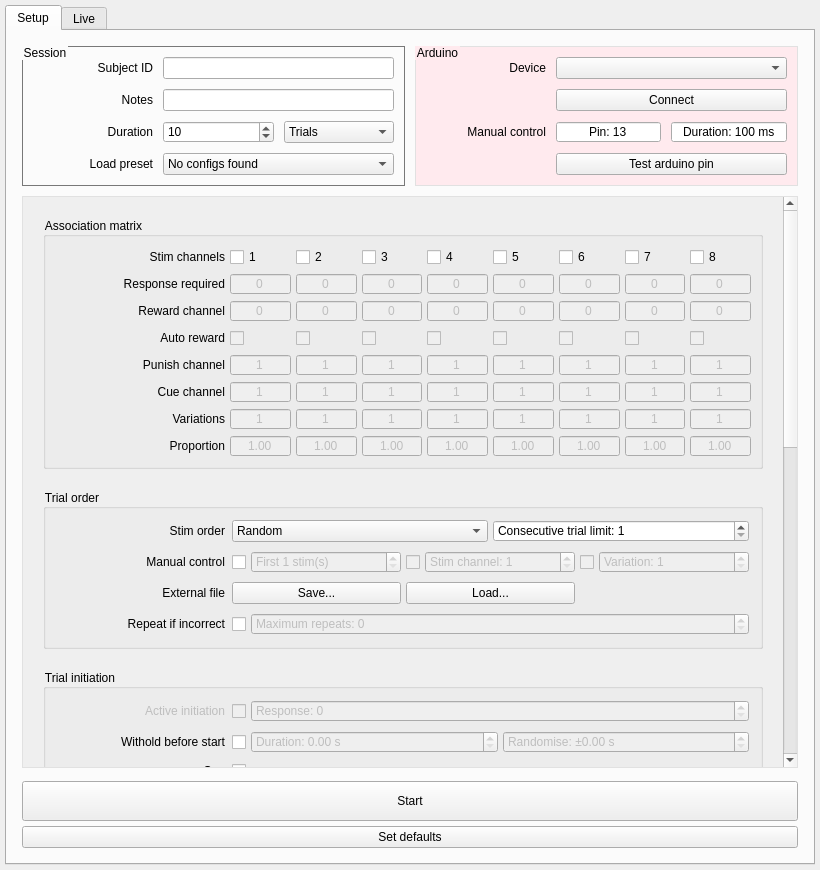
Old version of the form GUI/GUI.ui in the repository llerussell/PyBehaviour.
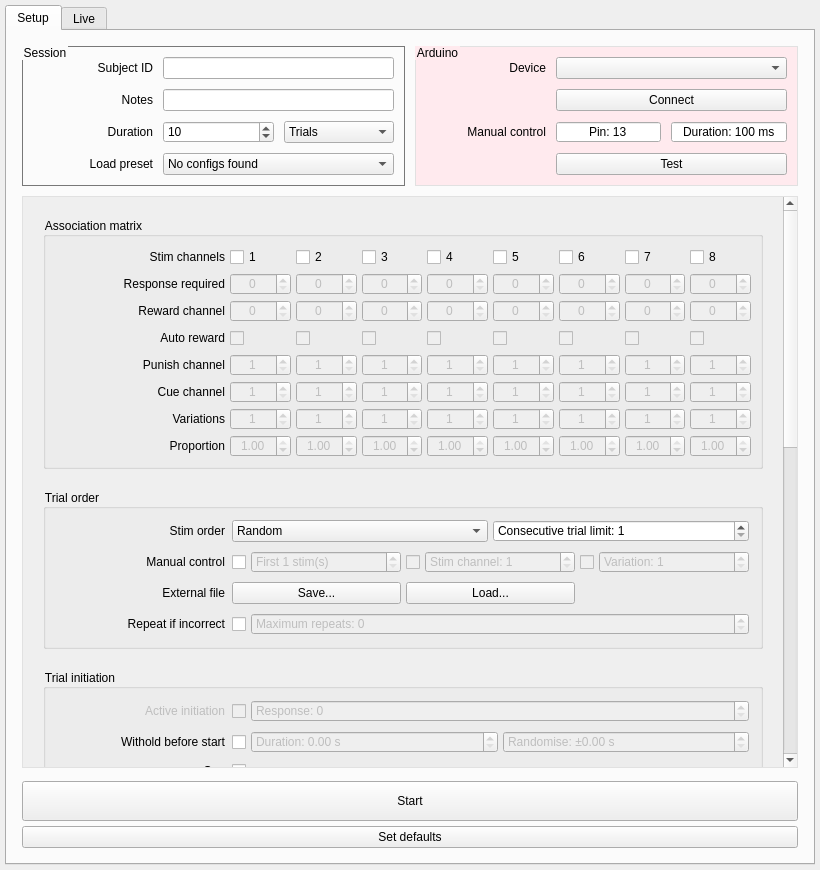
New version of the form.

```diff
--- a/GUI/GUI.ui
+++ b/GUI/GUI.ui
@@ -298,7 +298,7 @@
                   <enum>Qt::StrongFocus</enum>
                  </property>
                  <property name="text">
-                  <string>Test arduino pin</string>
+                  <string>Test</string>
                  </property>
                 </widget>
                </item>
@@ -836,9 +836,9 @@
                   <property name="geometry">
                    <rect>
                     <x>0</x>
-                    <y>-569</y>
+                    <y>0</y>
                     <width>737</width>
-                    <height>1234</height>
+                    <height>1212</height>
                    </rect>
                   </property>
                   <property name="sizePolicy">
@@ -982,7 +982,7 @@
                              <set>Qt::AlignCenter</set>
                             </property>
                             <property name="buttonSymbols">
-                             <enum>QAbstractSpinBox::NoButtons</enum>
+                             <enum>QAbstractSpinBox::UpDownArrows</enum>
                             </property>
                             <property name="maximum">
                              <double>1.000000000000000</double>
@@ -1024,7 +1024,7 @@
                              <set>Qt::AlignCenter</set>
                             </property>
                             <property name="buttonSymbols">
-                             <enum>QAbstractSpinBox::NoButtons</enum>
+                             <enum>QAbstractSpinBox::UpDownArrows</enum>
                             </property>
                             <property name="minimum">
                              <number>1</number>
@@ -1060,7 +1060,7 @@
                              <set>Qt::AlignCenter</set>
                             </property>
                             <property name="buttonSymbols">
-                             <enum>QAbstractSpinBox::NoButtons</enum>
+                             <enum>QAbstractSpinBox::UpDownArrows</enum>
                             </property>
                            </widget>
                           </item>
@@ -1093,7 +1093,7 @@
                              <set>Qt::AlignCenter</set>
                             </property>
                             <property name="buttonSymbols">
-                             <enum>QAbstractSpinBox::NoButtons</enum>
+                             <enum>QAbstractSpinBox::UpDownArrows</enum>
                             </property>
                             <property name="minimum">
                              <number>1</number>
@@ -1129,7 +1129,7 @@
                              <set>Qt::AlignCenter</set>
                             </property>
                             <property name="buttonSymbols">
-                             <enum>QAbstractSpinBox::NoButtons</enum>
+                             <enum>QAbstractSpinBox::UpDownArrows</enum>
                             </property>
                             <property name="minimum">
                              <number>1</number>
@@ -1195,7 +1195,7 @@
                              <set>Qt::AlignCenter</set>
                             </property>
                             <property name="buttonSymbols">
-                             <enum>QAbstractSpinBox::NoButtons</enum>
+                             <enum>QAbstractSpinBox::UpDownArrows</enum>
                             </property>
                            </widget>
                           </item>
@@ -1225,7 +1225,7 @@
                              <set>Qt::AlignCenter</set>
                             </property>
                             <property name="buttonSymbols">
-                             <enum>QAbstractSpinBox::NoButtons</enum>
+                             <enum>QAbstractSpinBox::UpDownArrows</enum>
                             </property>
                             <property name="minimum">
                              <number>0</number>
@@ -1261,7 +1261,7 @@
                              <set>Qt::AlignCenter</set>
                             </property>
                             <property name="buttonSymbols">
-                             <enum>QAbstractSpinBox::NoButtons</enum>
+                             <enum>QAbstractSpinBox::UpDownArrows</enum>
                             </property>
                             <property name="minimum">
                              <number>0</number>
@@ -1297,7 +1297,7 @@
                              <set>Qt::AlignCenter</set>
                             </property>
                             <property name="buttonSymbols">
-                             <enum>QAbstractSpinBox::NoButtons</enum>
+                             <enum>QAbstractSpinBox::UpDownArrows</enum>
                             </property>
                             <property name="minimum">
                              <number>0</number>
@@ -1336,7 +1336,7 @@
                              <set>Qt::AlignCenter</set>
                             </property>
                             <property name="buttonSymbols">
-                             <enum>QAbstractSpinBox::NoButtons</enum>
+                             <enum>QAbstractSpinBox::UpDownArrows</enum>
                             </property>
                             <property name="maximum">
                              <double>1.000000000000000</double>
@@ -1375,7 +1375,7 @@
                              <set>Qt::AlignCenter</set>
                             </property>
                             <property name="buttonSymbols">
-                             <enum>QAbstractSpinBox::NoButtons</enum>
+                             <enum>QAbstractSpinBox::UpDownArrows</enum>
                             </property>
                             <property name="minimum">
                              <number>0</number>
@@ -1414,7 +1414,7 @@
                              <set>Qt::AlignCenter</set>
                             </property>
                             <property name="buttonSymbols">
-                             <enum>QAbstractSpinBox::NoButtons</enum>
+                             <enum>QAbstractSpinBox::UpDownArrows</enum>
                             </property>
                             <property name="minimum">
                              <number>1</number>
@@ -1450,7 +1450,7 @@
                              <set>Qt::AlignCenter</set>
                             </property>
                             <property name="buttonSymbols">
-                             <enum>QAbstractSpinBox::NoButtons</enum>
+                             <enum>QAbstractSpinBox::UpDownArrows</enum>
                             </property>
                             <property name="minimum">
                              <number>1</number>
@@ -1486,7 +1486,7 @@
                              <set>Qt::AlignCenter</set>
                             </property>
                             <property name="buttonSymbols">
-                             <enum>QAbstractSpinBox::NoButtons</enum>
+                             <enum>QAbstractSpinBox::UpDownArrows</enum>
                             </property>
                             <property name="maximum">
                              <double>1.000000000000000</double>
@@ -1528,7 +1528,7 @@
                              <set>Qt::AlignCenter</set>
                             </property>
                             <property name="buttonSymbols">
-                             <enum>QAbstractSpinBox::NoButtons</enum>
+                             <enum>QAbstractSpinBox::UpDownArrows</enum>
                             </property>
                             <property name="minimum">
                              <number>1</number>
@@ -1564,7 +1564,7 @@
                              <set>Qt::AlignCenter</set>
                             </property>
                             <property name="buttonSymbols">
-                             <enum>QAbstractSpinBox::NoButtons</enum>
+                             <enum>QAbstractSpinBox::UpDownArrows</enum>
                             </property>
                             <property name="minimum">
                              <number>1</number>
@@ -1600,7 +1600,7 @@
                              <set>Qt::AlignCenter</set>
                             </property>
                             <property name="buttonSymbols">
-                             <enum>QAbstractSpinBox::NoButtons</enum>
+                             <enum>QAbstractSpinBox::UpDownArrows</enum>
                             </property>
                             <property name="minimum">
                              <number>1</number>
@@ -1690,7 +1690,7 @@
                              <set>Qt::AlignCenter</set>
                             </property>
                             <property name="buttonSymbols">
-                             <enum>QAbstractSpinBox::NoButtons</enum>
+                             <enum>QAbstractSpinBox::UpDownArrows</enum>
                             </property>
                            </widget>
                           </item>
@@ -1720,7 +1720,7 @@
                              <set>Qt::AlignCenter</set>
                             </property>
                             <property name="buttonSymbols">
-                             <enum>QAbstractSpinBox::NoButtons</enum>
+                             <enum>QAbstractSpinBox::UpDownArrows</enum>
                             </property>
                             <property name="minimum">
                              <number>0</number>
@@ -1759,7 +1759,7 @@
                              <set>Qt::AlignCenter</set>
                             </property>
                             <property name="buttonSymbols">
-                             <enum>QAbstractSpinBox::NoButtons</enum>
+                             <enum>QAbstractSpinBox::UpDownArrows</enum>
                             </property>
                             <property name="minimum">
                              <number>1</number>
@@ -1822,7 +1822,7 @@
                              <set>Qt::AlignCenter</set>
                             </property>
                             <property name="buttonSymbols">
-                             <enum>QAbstractSpinBox::NoButtons</enum>
+                             <enum>QAbstractSpinBox::UpDownArrows</enum>
                             </property>
                             <property name="maximum">
                              <double>1.000000000000000</double>
@@ -1861,7 +1861,7 @@
                              <set>Qt::AlignCenter</set>
                             </property>
                             <property name="buttonSymbols">
-                             <enum>QAbstractSpinBox::NoButtons</enum>
+                             <enum>QAbstractSpinBox::UpDownArrows</enum>
                             </property>
                             <property name="minimum">
                              <number>0</number>
@@ -1900,7 +1900,7 @@
                              <set>Qt::AlignCenter</set>
                             </property>
                             <property name="buttonSymbols">
-                             <enum>QAbstractSpinBox::NoButtons</enum>
+                             <enum>QAbstractSpinBox::UpDownArrows</enum>
                             </property>
                             <property name="minimum">
                              <number>1</number>
@@ -1936,7 +1936,7 @@
                              <set>Qt::AlignCenter</set>
                             </property>
                             <property name="buttonSymbols">
-                             <enum>QAbstractSpinBox::NoButtons</enum>
+                             <enum>QAbstractSpinBox::UpDownArrows</enum>
                             </property>
                             <property name="minimum">
                              <number>1</number>
@@ -2029,7 +2029,7 @@
                              <set>Qt::AlignCenter</set>
                             </property>
                             <property name="buttonSymbols">
-                             <enum>QAbstractSpinBox::NoButtons</enum>
+                             <enum>QAbstractSpinBox::UpDownArrows</enum>
                             </property>
                             <property name="minimum">
                              <number>1</number>
@@ -2065,7 +2065,7 @@
                              <set>Qt::AlignCenter</set>
                             </property>
                             <property name="buttonSymbols">
-                             <enum>QAbstractSpinBox::NoButtons</enum>
+                             <enum>QAbstractSpinBox::UpDownArrows</enum>
                             </property>
                             <property name="minimum">
                              <number>1</number>
@@ -2209,7 +2209,7 @@
                              <set>Qt::AlignCenter</set>
                             </property>
                             <property name="buttonSymbols">
-                             <enum>QAbstractSpinBox::NoButtons</enum>
+                             <enum>QAbstractSpinBox::UpDownArrows</enum>
                             </property>
                            </widget>
                           </item>
@@ -2239,7 +2239,7 @@
                              <set>Qt::AlignCenter</set>
                             </property>
                             <property name="buttonSymbols">
-                             <enum>QAbstractSpinBox::NoButtons</enum>
+                             <enum>QAbstractSpinBox::UpDownArrows</enum>
                             </property>
                             <property name="minimum">
                              <number>1</number>
@@ -2278,7 +2278,7 @@
                              <set>Qt::AlignCenter</set>
                             </property>
                             <property name="buttonSymbols">
-                             <enum>QAbstractSpinBox::NoButtons</enum>
+                             <enum>QAbstractSpinBox::UpDownArrows</enum>
                             </property>
                             <property name="minimum">
                              <number>0</number>
@@ -2317,7 +2317,7 @@
                              <set>Qt::AlignCenter</set>
                             </property>
                             <property name="buttonSymbols">
-                             <enum>QAbstractSpinBox::NoButtons</enum>
+                             <enum>QAbstractSpinBox::UpDownArrows</enum>
                             </property>
                            </widget>
                           </item>
@@ -2350,7 +2350,7 @@
                              <set>Qt::AlignCenter</set>
                             </property>
                             <property name="buttonSymbols">
-                             <enum>QAbstractSpinBox::NoButtons</enum>
+                             <enum>QAbstractSpinBox::UpDownArrows</enum>
                             </property>
                             <property name="maximum">
                              <double>1.000000000000000</double>
@@ -2392,7 +2392,7 @@
                              <set>Qt::AlignCenter</set>
                             </property>
                             <property name="buttonSymbols">
-                             <enum>QAbstractSpinBox::NoButtons</enum>
+                             <enum>QAbstractSpinBox::UpDownArrows</enum>
                             </property>
                             <property name="minimum">
                              <number>1</number>
@@ -2428,7 +2428,7 @@
                              <set>Qt::AlignCenter</set>
                             </property>
                             <property name="buttonSymbols">
-                             <enum>QAbstractSpinBox::NoButtons</enum>
+                             <enum>QAbstractSpinBox::UpDownArrows</enum>
                             </property>
                             <property name="maximum">
                              <double>1.000000000000000</double>
@@ -2470,7 +2470,7 @@
                              <set>Qt::AlignCenter</set>
                             </property>
                             <property name="buttonSymbols">
-                             <enum>QAbstractSpinBox::NoButtons</enum>
+                             <enum>QAbstractSpinBox::UpDownArrows</enum>
                             </property>
                             <property name="maximum">
                              <double>1.000000000000000</double>
@@ -2563,7 +2563,7 @@
                              <set>Qt::AlignCenter</set>
                             </property>
                             <property name="buttonSymbols">
-                             <enum>QAbstractSpinBox::NoButtons</enum>
+                             <enum>QAbstractSpinBox::UpDownArrows</enum>
                             </property>
                             <property name="minimum">
                              <number>0</number>
@@ -2629,7 +2629,7 @@
                              <set>Qt::AlignCenter</set>
                             </property>
                             <property name="buttonSymbols">
-                             <enum>QAbstractSpinBox::NoButtons</enum>
+                             <enum>QAbstractSpinBox::UpDownArrows</enum>
                             </property>
                            </widget>
                           </item>
@@ -2659,7 +2659,7 @@
                              <set>Qt::AlignCenter</set>
                             </property>
                             <property name="buttonSymbols">
-                             <enum>QAbstractSpinBox::NoButtons</enum>
+                             <enum>QAbstractSpinBox::UpDownArrows</enum>
                             </property>
                             <property name="minimum">
                              <number>1</number>
@@ -2695,7 +2695,7 @@
                              <set>Qt::AlignCenter</set>
                             </property>
                             <property name="buttonSymbols">
-                             <enum>QAbstractSpinBox::NoButtons</enum>
+                             <enum>QAbstractSpinBox::UpDownArrows</enum>
                             </property>
                             <property name="minimum">
                              <number>1</number>
@@ -2731,7 +2731,7 @@
                              <set>Qt::AlignCenter</set>
                             </property>
                             <property name="buttonSymbols">
-                             <enum>QAbstractSpinBox::NoButtons</enum>
+                             <enum>QAbstractSpinBox::UpDownArrows</enum>
                             </property>
                             <property name="minimum">
                              <number>1</number>
@@ -2770,7 +2770,7 @@
                              <set>Qt::AlignCenter</set>
                             </property>
                             <property name="buttonSymbols">
-                             <enum>QAbstractSpinBox::NoButtons</enum>
+                             <enum>QAbstractSpinBox::UpDownArrows</enum>
                             </property>
                            </widget>
                           </item>
@@ -2800,7 +2800,7 @@
                              <set>Qt::AlignCenter</set>
                             </property>
                             <property name="buttonSymbols">
-                             <enum>QAbstractSpinBox::NoButtons</enum>
+                             <enum>QAbstractSpinBox::UpDownArrows</enum>
                             </property>
                             <property name="minimum">
                              <number>1</number>
@@ -2839,7 +2839,7 @@
                              <set>Qt::AlignCenter</set>
                             </property>
                             <property name="buttonSymbols">
-                             <enum>QAbstractSpinBox::NoButtons</enum>
+                             <enum>QAbstractSpinBox::UpDownArrows</enum>
                             </property>
                            </widget>
                           </item>
@@ -2899,7 +2899,7 @@
                              <set>Qt::AlignCenter</set>
                             </property>
                             <property name="buttonSymbols">
-                             <enum>QAbstractSpinBox::NoButtons</enum>
+                             <enum>QAbstractSpinBox::UpDownArrows</enum>
                             </property>
                             <property name="maximum">
                              <double>1.000000000000000</double>
@@ -2968,7 +2968,7 @@
                              <set>Qt::AlignCenter</set>
                             </property>
                             <property name="buttonSymbols">
-                             <enum>QAbstractSpinBox::NoButtons</enum>
+                             <enum>QAbstractSpinBox::UpDownArrows</enum>
                             </property>
                             <property name="minimum">
                              <number>1</number>
@@ -3031,7 +3031,7 @@
                              <set>Qt::AlignCenter</set>
                             </property>
                             <property name="buttonSymbols">
-                             <enum>QAbstractSpinBox::NoButtons</enum>
+                             <enum>QAbstractSpinBox::UpDownArrows</enum>
                             </property>
                             <property name="minimum">
                              <number>1</number>
@@ -3118,7 +3118,7 @@
                              <set>Qt::AlignCenter</set>
                             </property>
                             <property name="buttonSymbols">
-                             <enum>QAbstractSpinBox::NoButtons</enum>
+                             <enum>QAbstractSpinBox::UpDownArrows</enum>
                             </property>
                             <property name="minimum">
                              <number>1</number>
@@ -3235,7 +3235,7 @@
                              <set>Qt::AlignCenter</set>
                             </property>
                             <property name="buttonSymbols">
-                             <enum>QAbstractSpinBox::NoButtons</enum>
+                             <enum>QAbstractSpinBox::UpDownArrows</enum>
                             </property>
                             <property name="minimum">
                              <number>1</number>
@@ -3352,7 +3352,7 @@
                              <set>Qt::AlignCenter</set>
                             </property>
                             <property name="buttonSymbols">
-                             <enum>QAbstractSpinBox::NoButtons</enum>
+                             <enum>QAbstractSpinBox::UpDownArrows</enum>
                             </property>
                             <property name="minimum">
                              <number>1</number>
```
Left out of the diff: 72 changed lines with no effect on the pictures.
